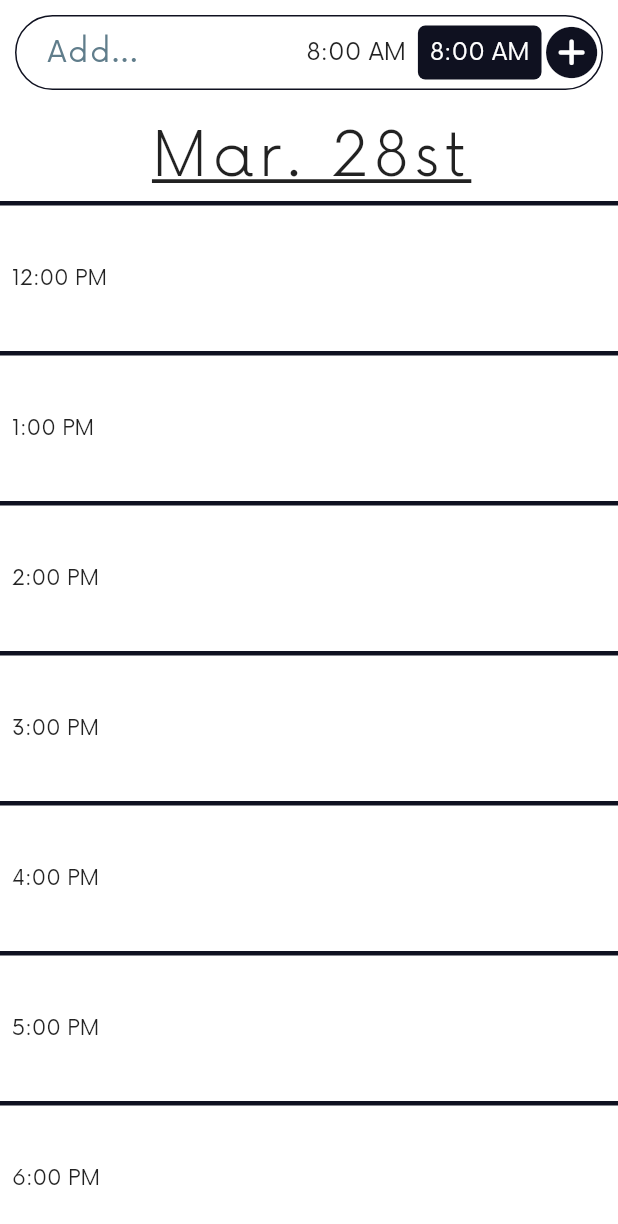
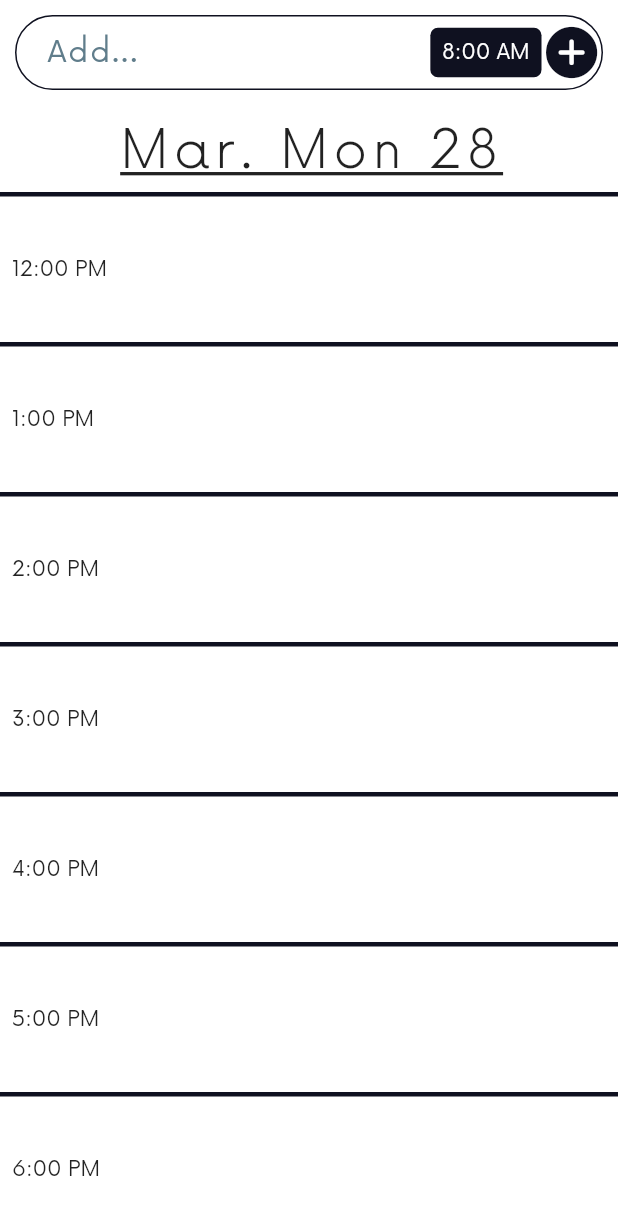
Before and after one commit to Hunner4D/schedule-app, a Flutter app: the screen it shows after launch, scrolled down 422 dp, on a phone screen of 412 x 824 dp. Shown: the top 1224 px of the screen. Run offline on Flutter 3.47's test engine with Material 2 defaults, Android fonts, the phone set to English and light mode, and no system bars; our stand-ins replace auto_route, cloud_firestore, firebase_auth, firebase_core, flutter_bloc, freezed_annotation; accounts and stored records are empty; network calls fail.

Commit message:
succesfully recieve data from firebase

```diff
--- a/lib/app.dart
+++ b/lib/app.dart
@@ -48,7 +48,7 @@ class App extends StatelessWidget {
                     final FirebaseAuth _auth = FirebaseAuth.instance;
                     try {
                       _auth.signInAnonymously();
-                      appRouter.popAndPush(const HomeRoute());
+                      appRouter.popAndPush(HomeRoute(context: context));
                     } catch (e) {
                       ErrorHint('Unable to anonymously signin: $e');
                     }
--- a/lib/logic/bloc/bloc_barrel.dart
+++ b/lib/logic/bloc/bloc_barrel.dart
@@ -1 +1,2 @@
+export 'firebase/firebase_bloc.dart';
 export 'theme_data/theme_data_cubit.dart';
--- /dev/null
+++ b/lib/logic/bloc/firebase/firebase_bloc.dart
@@ -0,0 +1,54 @@
+import 'package:flutter_bloc/flutter_bloc.dart';
+import 'package:freezed_annotation/freezed_annotation.dart';
+import 'package:schedule_app/logic/models/appointment.dart';
+
+import 'repository/firebase_repository.dart';
+
+part 'firebase_state.dart';
+part 'firebase_event.dart';
+part 'firebase_bloc.freezed.dart';
+
+class FirebaseBloc extends Bloc<FirebaseBlocEvent, FirebaseBlocState> {
+  final FirebaseRepository repository;
+
+  FirebaseBloc({
+    required this.repository,
+    required FirebaseBlocState initialState,
+  }) : super(initialState) {
+    // GET USER DATA
+    on<_FirebaseBlocEventGetUserData>((event, emit) async {
+      emit(const FirebaseBlocState.recieving());
+
+      try {
+        //TODO: repo stuff
+        await repository.getUserAppointments().then(
+              (value) => emit(
+                FirebaseBlocState.complete(appointments: value),
+              ),
+            );
+      } catch (e) {
+        emit(
+          const FirebaseBlocState.complete(
+            appointments: [],
+          ),
+        );
+      }
+    });
+
+    // SEND USER DATA
+    on<_FirebaseBlocEventSendUserData>((event, emit) async {
+      emit(const FirebaseBlocState.sending());
+
+      try {
+        //TODO: repo stuff
+
+      } catch (e) {
+        emit(
+          const FirebaseBlocState.complete(
+            appointments: [],
+          ),
+        );
+      }
+    });
+  }
+}
--- /dev/null
+++ b/lib/logic/bloc/firebase/firebase_event.dart
@@ -0,0 +1,8 @@
+part of 'firebase_bloc.dart';
+
+@freezed
+abstract class FirebaseBlocEvent with _$FirebaseBlocEvent {
+  const factory FirebaseBlocEvent.getUserData() = _FirebaseBlocEventGetUserData;
+  const factory FirebaseBlocEvent.sendUserData() =
+      _FirebaseBlocEventSendUserData;
+}
--- /dev/null
+++ b/lib/logic/bloc/firebase/firebase_state.dart
@@ -0,0 +1,8 @@
+part of 'firebase_bloc.dart';
+
+@freezed
+abstract class FirebaseBlocState with _$FirebaseBlocState {
+  const factory FirebaseBlocState.recieving() = _FirebaseBlocStateRecieving;
+  const factory FirebaseBlocState.sending() = _FirebaseBlocStateSending;
+  const factory FirebaseBlocState.complete({required List<Appointment?> appointments}) = _FirebaseBlocStateComplete;
+}
--- a/lib/logic/constants/date_time.dart
+++ b/lib/logic/constants/date_time.dart
@@ -13,6 +13,16 @@ const List<String> months = [
   "Dec."
 ];
 
+const List<String> weekdays = [
+  "Mon",
+  "Tues",
+  "Wed",
+  "Thu",
+  "Fri",
+  "Sat",
+  "Sun",
+];
+
 const List<String> timesByHour = [
   "8:00 AM",
   "9:00 AM",
@@ -26,27 +36,3 @@ const List<String> timesByHour = [
   "5:00 PM",
   "6:00 PM",
 ];
-
-const List<String> timesByHalfHour = [
-  "8:00 AM",
-  "8:30 AM",
-  "9:00 AM",
-  "9:30 AM",
-  "10:00 AM",
-  "10:30 AM",
-  "11:00 AM",
-  "11:30 AM",
-  "12:00 PM",
-  "12:30 PM",
-  "1:00 PM",
-  "1:30 PM",
-  "2:00 PM",
-  "2:30 PM",
-  "3:00 PM",
-  "3:30 PM",
-  "4:00 PM",
-  "4:30 PM",
-  "5:00 PM",
-  "5:30 PM",
-  "6:00 PM",
-];
--- /dev/null
+++ b/lib/logic/models/appointment.dart
@@ -0,0 +1,16 @@
+class Appointment {
+  final String time;
+  final List<String?> data;
+
+  Appointment._({
+    required this.time,
+    required this.data,
+  });
+
+  factory Appointment.fromMap(Map<String, dynamic> map) {
+    return Appointment._(
+      time: map['time'] as String,
+      data: List.from(map['data']),
+    );
+  }
+}
--- a/lib/main.dart
+++ b/lib/main.dart
@@ -2,6 +2,7 @@ import 'package:flutter/material.dart';
 import 'package:flutter/scheduler.dart';
 import 'package:schedule_app/app.dart';
 import 'package:schedule_app/logic/bloc/bloc_barrel.dart';
+import 'package:schedule_app/logic/bloc/firebase/repository/firebase_repository.dart';
 import 'package:schedule_app/logic/router/app_router.gr.dart';
 import 'package:flutter_bloc/flutter_bloc.dart';
 
@@ -22,6 +23,12 @@ class AppProvider extends StatelessWidget {
     return MultiBlocProvider(
       providers: [
         BlocProvider(
+          create: (__) => FirebaseBloc(
+            repository: FirebaseRepository(),
+            initialState: const FirebaseBlocState.recieving(),
+          ),
+        ),
+        BlocProvider(
           create: (__) => ThemeDataCubit(
             initialState: systemBrightnessSetting,
           ),
--- a/lib/presentation/screens/home/home_screen.dart
+++ b/lib/presentation/screens/home/home_screen.dart
@@ -6,8 +6,11 @@ import 'package:schedule_app/presentation/screens/home/widgets/input_widget.dart
 import 'package:schedule_app/presentation/screens/home/widgets/list_item.dart';
 
 class HomeScreen extends StatefulWidget {
+  final BuildContext context;
+
   const HomeScreen({
     Key? key,
+    required this.context,
   }) : super(key: key);
 
   @override
@@ -22,9 +25,18 @@ class _HomeScreenState extends State<HomeScreen> {
     super.initState();
 
     dateTime = DateTime.now();
+
+    BlocProvider.of<FirebaseBloc>(context).add(
+      const FirebaseBlocEvent.getUserData(),
+    );
   }
 
-  List<Widget> returnAllListItems(ThemeDataCubitState themeState) {
+  List<Widget> returnAllListItems(
+    ThemeDataCubitState themeState,
+    FirebaseBlocState firebaseState,
+  ) {
+    return firebaseState.maybeMap(
+      complete: (completeState) {
         List<Widget> items = [
           const SizedBox(
             height: 30,
@@ -32,12 +44,36 @@ class _HomeScreenState extends State<HomeScreen> {
         ];
 
         for (var time in timesByHour) {
+          for (var appointment in completeState.appointments) {
+            if (appointment?.time == time) {
+              items.add(
+                ListItem(
+                  themeState: themeState,
+                  time: time,
+                  data: appointment?.data,
+                ),
+              );
+            }
+          }
           items.add(
             ListItem(themeState: themeState, time: time),
           );
         }
 
         return items;
+      },
+      orElse: () {
+        return [
+          const SizedBox(
+            height: 5,
+            width: 5,
+            child: Center(
+              child: CircularProgressIndicator(),
+            ),
+          )
+        ];
+      },
+    );
   }
 
   @override
@@ -57,30 +93,35 @@ class _HomeScreenState extends State<HomeScreen> {
                 child: themeState.map(
                   lightMode: (_) => InputWidget(
                     darkmode: false,
-                    onSubmit: (textValue, timeValue) => print('submit: $textValue, $timeValue'),
+                    onSubmit: (textValue, timeValue) =>
+                        print('submit: $textValue, $timeValue'),
                   ),
                   darkMode: (_) => InputWidget(
                     darkmode: true,
-                    onSubmit: (textValue, timeValue) => print('submit: $textValue, $timeValue'),
+                    onSubmit: (textValue, timeValue) =>
+                        print('submit: $textValue, $timeValue'),
                   ),
                 ),
               ),
               Padding(
                 padding: const EdgeInsets.only(top: 20.0),
                 child: Text(
-                  '${months[dateTime.month - 1]} ${dateTime.day}st',
+                  '${months[dateTime.month - 1]} ${weekdays[dateTime.weekday - 1]} ${dateTime.day}',
                   style: const TextStyle(
                     fontFamily: 'Now-Light',
-                    fontSize: 40,
+                    fontSize: 35,
                     decoration: TextDecoration.underline,
                     letterSpacing: 3.5,
                   ),
                 ),
               ),
               Expanded(
-                child: ListView(
-                  children: returnAllListItems(themeState),
-                ),
+                child: BlocBuilder<FirebaseBloc, FirebaseBlocState>(
+                    builder: (context, firebaseState) {
+                  return ListView(
+                    children: returnAllListItems(themeState, firebaseState),
+                  );
+                }),
               ),
             ],
           );
--- a/lib/presentation/screens/home/widgets/input_widget.dart
+++ b/lib/presentation/screens/home/widgets/input_widget.dart
@@ -24,12 +24,12 @@ class _InputWidgetState extends State<InputWidget> {
   String textValue = "";
   String dropdownValue = "8:00 AM";
 
-  List<DropdownMenuItem<String>> returnDropdownListItems() {
-    List<DropdownMenuItem<String>> items = [];
+  List<PopupMenuEntry<String>> returnDropdownListItems() {
+    List<PopupMenuEntry<String>> items = [];
 
-    for (var time in timesByHalfHour) {
+    for (var time in timesByHour) {
       items.add(
-        DropdownMenuItem(child: Text(time), value: time),
+        PopupMenuItem(child: Text(time), value: time),
       );
     }
 
@@ -79,14 +79,13 @@ class _InputWidgetState extends State<InputWidget> {
               child: Row(
                 mainAxisAlignment: MainAxisAlignment.end,
                 children: [
-                  DropdownButton(
-                    value: dropdownValue,
-                    items: returnDropdownListItems(),
-                    onChanged: (String? newValue) => setState(() {
+                  PopupMenuButton(
+                    itemBuilder:(context) => returnDropdownListItems(),
+                    onSelected: (String? newValue) => setState(() {
                       dropdownValue = newValue!;
                     }),
-                    underline: const SizedBox(),
-                    icon: Container(
+                    iconSize: 10,
+                    child: Container(
                       decoration: BoxDecoration(
                         color: primaryColor,
                         borderRadius: BorderRadius.circular(5.0),
--- a/lib/presentation/screens/home/widgets/list_item.dart
+++ b/lib/presentation/screens/home/widgets/list_item.dart
@@ -1,3 +1,4 @@
+import 'package:flutter/cupertino.dart';
 import 'package:flutter/material.dart';
 import 'package:schedule_app/logic/bloc/bloc_barrel.dart';
 import 'package:schedule_app/presentation/constants/colors.dart';
@@ -5,12 +6,53 @@ import 'package:schedule_app/presentation/constants/colors.dart';
 class ListItem extends StatelessWidget {
   final ThemeDataCubitState themeState;
   final String time;
+  final List<String?>? data;
 
   const ListItem({
     Key? key,
     required this.themeState,
     required this.time,
+    this.data,
   }) : super(key: key);
+
+  Widget returnAppointmentsList() {
+    List<Widget> appointments = [];
+
+    if (data != null) {
+      data?.forEach((appointment) {
+        appointments.add(
+          Center(
+            child: Text(appointment!),
+          ),
+        );
+      });
+
+      return Expanded(
+        child: Row(
+          children: [
+            Expanded(
+              child: ListView(
+                children: appointments,
+              ),
+            ),
+            GestureDetector(
+              onTap: () => print('remove'),
+              child: Icon(
+                CupertinoIcons.minus_circle_fill,
+                size: 40,
+                color: themeState.map(
+                  lightMode: (_) => primaryColor,
+                  darkMode: (_) => Colors.white,
+                ),
+              ),
+            ),
+          ],
+        ),
+      );
+    } else {
+      return Container();
+    }
+  }
 
   @override
   Widget build(BuildContext context) {
@@ -18,9 +60,11 @@ class ListItem extends StatelessWidget {
       child: Padding(
         padding: const EdgeInsets.symmetric(horizontal: 8.0),
         child: Row(
+          mainAxisAlignment: MainAxisAlignment.spaceBetween,
           crossAxisAlignment: CrossAxisAlignment.center,
           children: [
             Text(time),
+            returnAppointmentsList(),
           ],
         ),
       ),
--- a/pubspec.yaml
+++ b/pubspec.yaml
@@ -38,6 +38,7 @@ dependencies:
   firebase_core: ^1.12.0
   firebase_auth: ^3.3.8
   firebase_analytics: ^9.1.2
+  cloud_firestore: ^3.1.10
 
 dev_dependencies:
   flutter_test:
```
Also changed, not shown: lib/logic/bloc/firebase/repository/firebase_repository.dart (added, +74 -0 lines), lib/logic/bloc/firebase/firebase_bloc.freezed.dart (added), lib/logic/router/app_router.gr.dart, pubspec.lock, 2 other files. Lines whose indentation alone changed are shown as unchanged.
